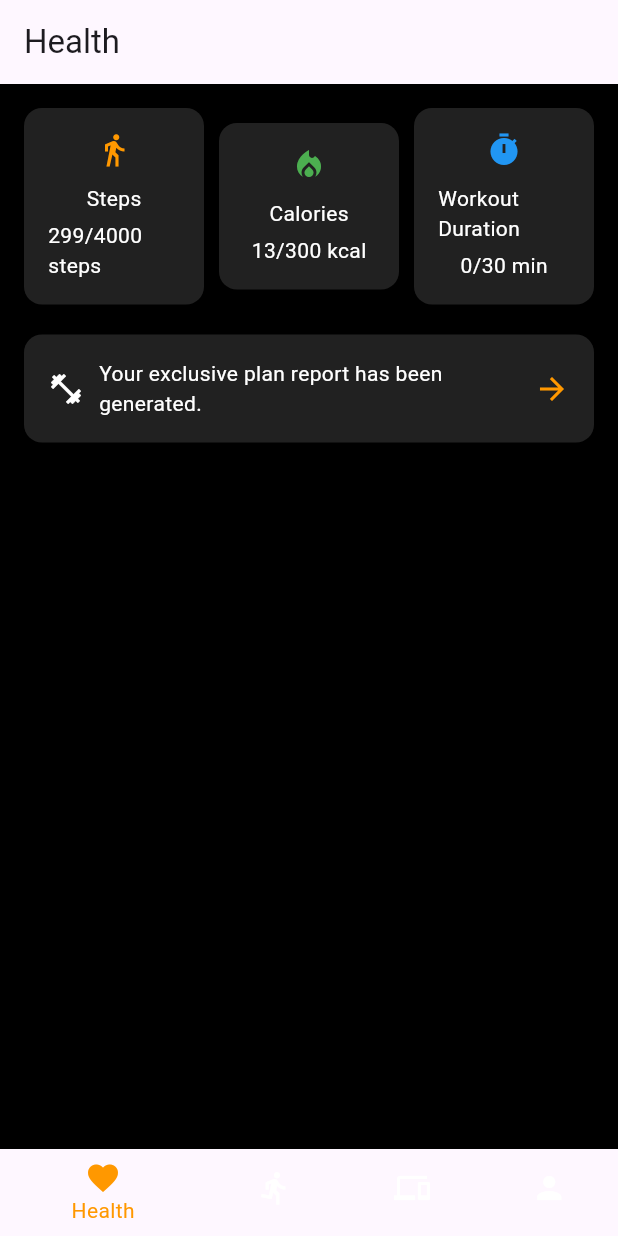
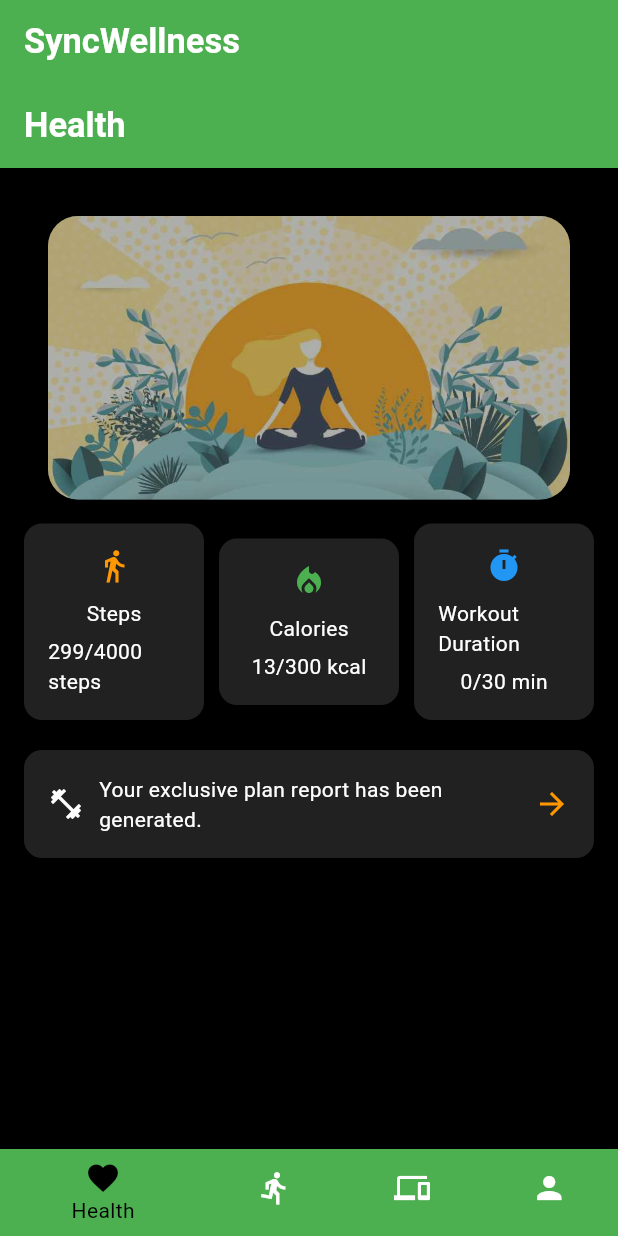
Before and after one commit to developer-veer/Syncwellness, a Flutter app: the screen it shows after launch, on a phone screen of 412 x 824 dp. Run offline on Flutter 3.47's test engine with Material 3 defaults, Android fonts, the phone set to English and light mode, and no system bars.

Commit message:
manage health screen and fixed the bottom_nav_bar

```diff
--- a/lib/main.dart
+++ b/lib/main.dart
@@ -10,7 +10,9 @@
   @override
   Widget build(BuildContext context) {
     return MaterialApp(
+      debugShowCheckedModeBanner: false,
       title: 'SyncWellness',
+      color: Colors.white,
       theme: AppTheme.lightTheme,
       home: HomeScreen(),
     );
--- /dev/null
+++ b/lib/screens/devices_screen.dart
@@ -0,0 +1,15 @@
+import 'package:flutter/material.dart';
+
+class DevicesScreen extends StatelessWidget {
+  @override
+  Widget build(BuildContext context) {
+    return Scaffold(
+      appBar: AppBar(
+        title: Text('Devices'),
+      ),
+      body: Center(
+        child: Text('Devices Screen', style: TextStyle(color: Colors.white)),
+      ),
+    );
+  }
+}
--- /dev/null
+++ b/lib/screens/health_screen.dart
@@ -0,0 +1,117 @@
+import 'package:flutter/material.dart';
+import 'package:syncwellness/screens/steps_screen.dart';
+import 'package:syncwellness/screens/workout_screen.dart';
+import 'package:syncwellness/widgets/glassicBackgroundWidget.dart';
+
+import '../widgets/activity_box.dart';
+import 'calories_screen.dart';
+
+class HealthScreen extends StatelessWidget {
+  @override
+  Widget build(BuildContext context) {
+    return Scaffold(
+      appBar: AppBar(
+        title: const Text('Health'),
+      ),
+      body: Padding(
+        padding: const EdgeInsets.all(16.0),
+        child: Column(
+          children: [
+            const Padding(
+              padding: EdgeInsets.all(16),
+              child: GlassicBackgroundWidget(
+                backgroundImage: 'Assets/images/wellness.jpg',
+                text: '',
+              ),
+            ),
+
+            Row(
+              mainAxisAlignment: MainAxisAlignment.spaceAround,
+              children: [
+                Expanded(
+                  child: GestureDetector(
+                    onTap: () {
+                      Navigator.push(
+                        context,
+                        MaterialPageRoute(builder: (context) => StepsScreen()),
+                      );
+                    },
+                    child: const ActivityBox(
+                      title: 'Steps',
+                      value: '299/4000 steps',
+                      color: Colors.orange,
+                      icon: Icons.directions_walk,
+                    ),
+                  ),
+                ),
+                const SizedBox(width: 10),
+                Expanded(
+                  child: GestureDetector(
+                    onTap: () {
+                      Navigator.push(
+                        context,
+                        MaterialPageRoute(
+                            builder: (context) => CaloriesScreen()),
+                      );
+                    },
+                    child: const ActivityBox(
+                      title: 'Calories',
+                      value: '13/300 kcal',
+                      color: Colors.green,
+                      icon: Icons.local_fire_department,
+                    ),
+                  ),
+                ),
+                const SizedBox(width: 10),
+                Expanded(
+                  child: GestureDetector(
+                    onTap: () {
+                      Navigator.push(
+                        context,
+                        MaterialPageRoute(
+                            builder: (context) => WorkoutScreen()),
+                      );
+                    },
+                    child: const ActivityBox(
+                      title: 'Workout Duration',
+                      value: '0/30 min',
+                      color: Colors.blue,
+                      icon: Icons.timer,
+                    ),
+                  ),
+                ),
+              ],
+            ),
+            const SizedBox(height: 20),
+            GestureDetector(
+              onTap: () {
+                // Navigate to detailed workout plan
+              },
+              child: Container(
+                padding: const EdgeInsets.all(16),
+                decoration: BoxDecoration(
+                  color: Colors.grey[900],
+                  borderRadius: BorderRadius.circular(12),
+                ),
+                child: const Row(
+                  children: [
+                    Icon(Icons.fitness_center, color: Colors.white),
+                    SizedBox(width: 10),
+                    Expanded(
+                      child: Text(
+                        'Your exclusive plan report has been generated.',
+                        style: TextStyle(color: Colors.white),
+                      ),
+                    ),
+                    Icon(Icons.arrow_forward, color: Colors.orange),
+                  ],
+                ),
+              ),
+            ),
+            // Add other widgets like Workout List, Weight, etc. here similarly
+          ],
+        ),
+      ),
+    );
+  }
+}
--- a/lib/screens/home_screen.dart
+++ b/lib/screens/home_screen.dart
@@ -1,86 +1,54 @@
 import 'package:flutter/material.dart';
 
+import 'package:syncwellness/screens/workouts_screen.dart';
+
 import '../widgets/activity_box.dart';
+import 'calories_screen.dart';
+import 'devices_screen.dart';
+import 'health_screen.dart';
+import 'me_screen.dart';
 
-class HomeScreen extends StatelessWidget {
+class HomeScreen extends StatefulWidget {
+  @override
+  _HomeScreenState createState() => _HomeScreenState();
+}
+
+class _HomeScreenState extends State<HomeScreen> {
+  int _currentIndex = 0;
+  final List<Widget> _screens = [
+    HealthScreen(),
+    WorkoutsScreen(),
+    DevicesScreen(),
+    MeScreen(),
+  ];
+
+  void _navigateTo(int index) {
+    setState(() {
+      _currentIndex = index;
+    });
+  }
+
   @override
   Widget build(BuildContext context) {
     return Scaffold(
       appBar: AppBar(
-        title: Text('Health'),
+        title: const Text('SyncWellness'),
       ),
-      body: Padding(
-        padding: const EdgeInsets.all(16.0),
-        child: Column(
-          children: [
-            Row(
-              mainAxisAlignment: MainAxisAlignment.spaceAround,
-              children: [
-                Expanded(
-                  child: ActivityBox(
-                    title: 'Steps',
-                    value: '299/4000 steps',
-                    color: Colors.orange,
-                    icon: Icons.directions_walk,
-                  ),
-                ),
-                SizedBox(width: 10),
-                Expanded(
-                  child: ActivityBox(
-                    title: 'Calories',
-                    value: '13/300 kcal',
-                    color: Colors.green,
-                    icon: Icons.local_fire_department,
-                  ),
-                ),
-                SizedBox(width: 10),
-                Expanded(
-                  child: ActivityBox(
-                    title: 'Workout Duration',
-                    value: '0/30 min',
-                    color: Colors.blue,
-                    icon: Icons.timer,
-                  ),
-                ),
-              ],
-            ),
-            SizedBox(height: 20),
-            GestureDetector(
-              onTap: () {
-                // Navigate to detailed workout plan
-              },
-              child: Container(
-                padding: EdgeInsets.all(16),
-                decoration: BoxDecoration(
-                  color: Colors.grey[900],
-                  borderRadius: BorderRadius.circular(12),
-                ),
-                child: Row(
-                  children: [
-                    Icon(Icons.fitness_center, color: Colors.white),
-                    SizedBox(width: 10),
-                    Expanded(
-                      child: Text(
-                        'Your exclusive plan report has been generated.',
-                        style: TextStyle(color: Colors.white),
-                      ),
-                    ),
-                    Icon(Icons.arrow_forward, color: Colors.orange),
-                  ],
-                ),
-              ),
-            ),
-            // Add other widgets like Workout List, Weight, etc. here similarly
-          ],
-        ),
-      ),
+      body:_screens[_currentIndex],
       bottomNavigationBar: BottomNavigationBar(
-        items: [
+        currentIndex: _currentIndex,
+        unselectedIconTheme: const IconThemeData(color: Colors.white),
+        backgroundColor:  Colors.green,
+
+        onTap: _navigateTo,
+        items: const [
           BottomNavigationBarItem(
+            backgroundColor: Colors.green,
             icon: Icon(Icons.favorite),
             label: 'Health',
           ),
           BottomNavigationBarItem(
+
             icon: Icon(Icons.directions_run),
             label: 'Workouts',
           ),
@@ -93,9 +61,10 @@ class HomeScreen extends StatelessWidget {
             label: 'Me',
           ),
         ],
-        selectedItemColor: Colors.orange,
-        unselectedItemColor: Colors.white,
-        backgroundColor: Colors.black,
+
+        selectedItemColor: Theme.of(context).bottomNavigationBarTheme.selectedItemColor,
+        unselectedItemColor: Theme.of(context).bottomNavigationBarTheme.unselectedItemColor,
+        //backgroundColor: Theme.of(context).bottomNavigationBarTheme.backgroundColor,
       ),
     );
   }
--- /dev/null
+++ b/lib/screens/me_screen.dart
@@ -0,0 +1,15 @@
+import 'package:flutter/material.dart';
+
+class MeScreen extends StatelessWidget {
+  @override
+  Widget build(BuildContext context) {
+    return Scaffold(
+      appBar: AppBar(
+        title: Text('Me'),
+      ),
+      body: Center(
+        child: Text('Me Screen', style: TextStyle(color: Colors.white)),
+      ),
+    );
+  }
+}
--- /dev/null
+++ b/lib/screens/workouts_screen.dart
@@ -0,0 +1,15 @@
+import 'package:flutter/material.dart';
+
+class WorkoutsScreen extends StatelessWidget {
+  @override
+  Widget build(BuildContext context) {
+    return Scaffold(
+      appBar: AppBar(
+        title: Text('Workouts'),
+      ),
+      body: Center(
+        child: Text('Workouts Screen', style: TextStyle(color: Colors.white)),
+      ),
+    );
+  }
+}
--- a/lib/theme/app_theme.dart
+++ b/lib/theme/app_theme.dart
@@ -4,10 +4,22 @@ class AppTheme {
   static ThemeData get lightTheme {
     return ThemeData(
       primarySwatch: Colors.green,
+      primaryColor: Colors.green,
       hintColor: Colors.orange,
       scaffoldBackgroundColor: Colors.black,
+      appBarTheme: const AppBarTheme(
+        color: Colors.green,
+        titleTextStyle: TextStyle(color: Colors.white , fontSize: 23,fontWeight: FontWeight.bold)
+      ),
+      bottomNavigationBarTheme: const BottomNavigationBarThemeData(
+
+        backgroundColor: Colors.green,
+        selectedItemColor: Colors.black,
+        unselectedItemColor: Colors.white70,
+
+      ),
       textTheme: TextTheme(
-        displayLarge: TextStyle(color: Colors.white),
+        displayLarge: TextStyle(color: Colors.green),
         bodyLarge: TextStyle(color: Colors.white),
       ),
     );
--- /dev/null
+++ b/lib/widgets/glassicBackgroundWidget.dart
@@ -0,0 +1,47 @@
+import 'dart:ui';
+
+import 'package:flutter/material.dart';
+
+class GlassicBackgroundWidget extends StatelessWidget {
+  final String backgroundImage;
+  final String text;
+
+  const GlassicBackgroundWidget(
+      {super.key, required this.backgroundImage, required this.text});
+
+  @override
+  Widget build(BuildContext context) {
+    return Container(
+      height: 189,
+      width: 390,
+      decoration: BoxDecoration(
+        borderRadius: BorderRadius.circular(20.0), // Rounded corners
+        image: DecorationImage(
+          image: AssetImage(backgroundImage),
+          fit: BoxFit.cover, // Cover the container
+        ),
+      ),
+      child: ClipRRect(
+        borderRadius: BorderRadius.circular(20.0),
+        child: BackdropFilter(
+          filter: ImageFilter.blur(sigmaX: 0, sigmaY: 0), // Apply blur effect
+          child: Container(
+            color: Colors.black
+                .withOpacity(0.3), // Adjust opacity for glassic effect
+            padding: EdgeInsets.all(20.0),
+            child: Center(
+              child: Text(
+                text,
+                style: TextStyle(
+                  color: Colors.white,
+                  fontSize: 24.0,
+                  fontWeight: FontWeight.bold,
+                ),
+              ),
+            ),
+          ),
+        ),
+      ),
+    );
+  }
+}
```
Also changed, not shown: pubspec.yaml (+5 -30 lines), Assets/images/wellness.jpg (added).
